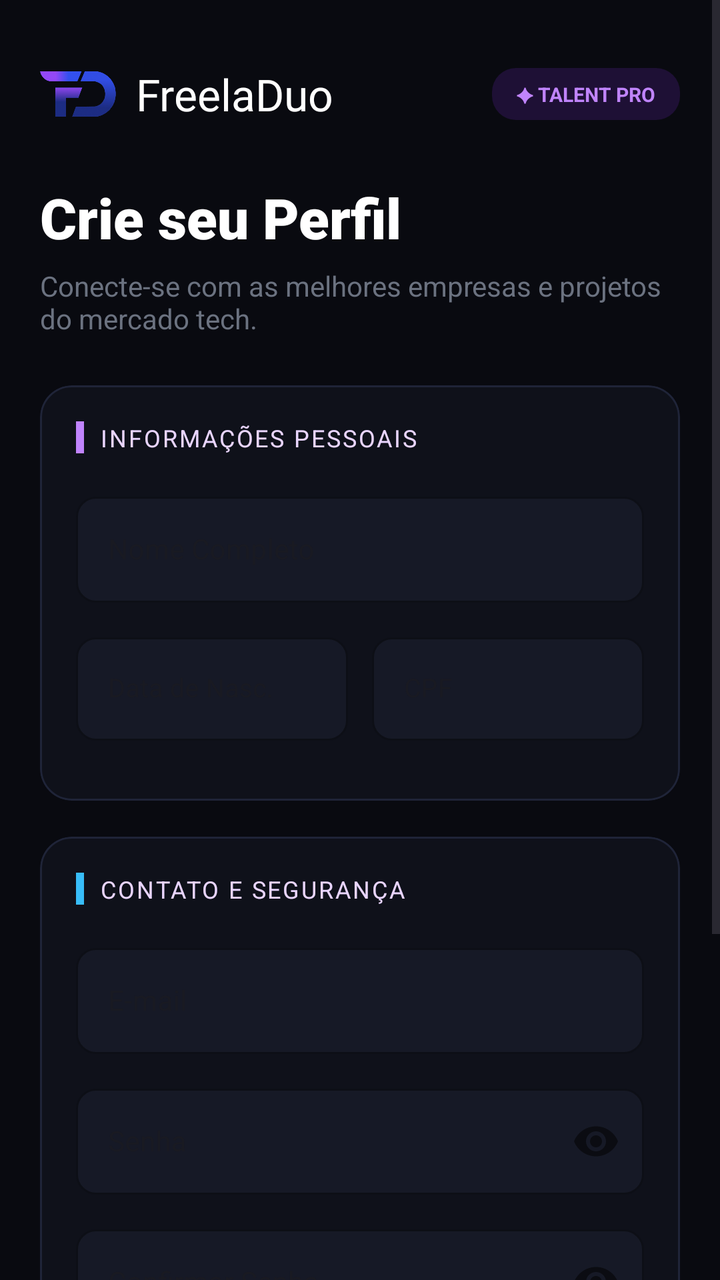
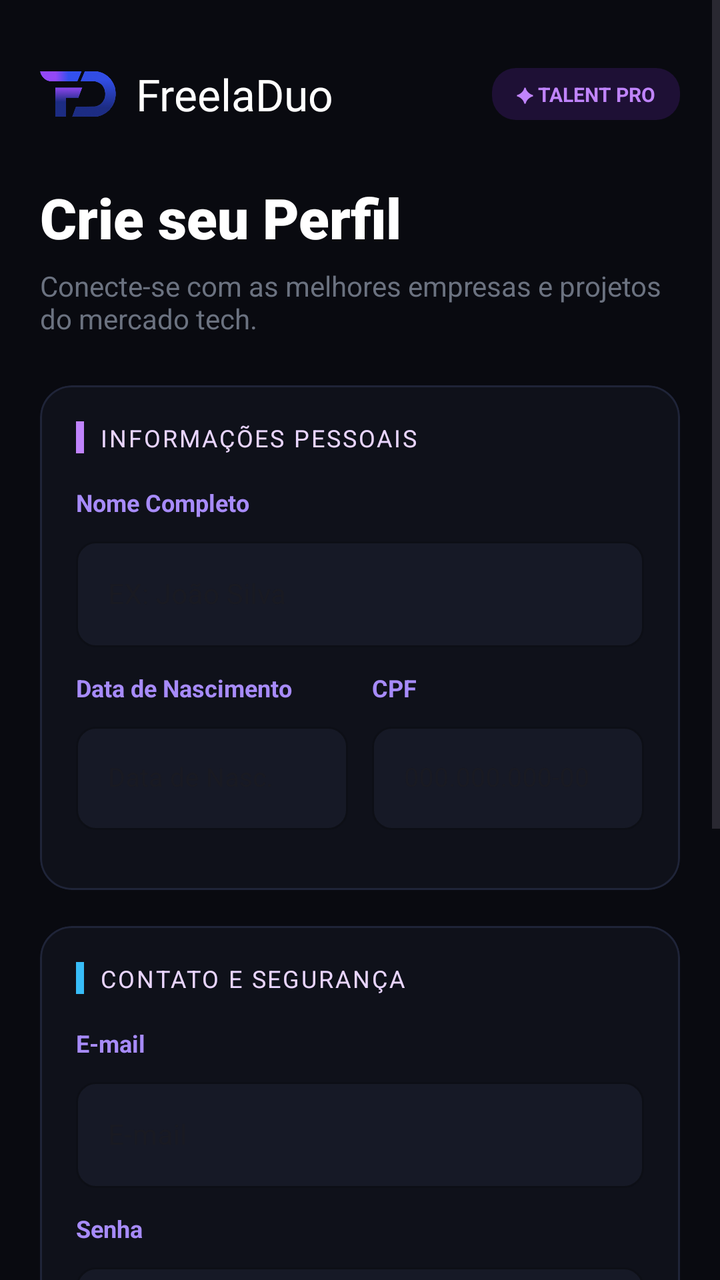

Compare the two renders of this Android layout. The source of the first and the diff that turns it into the second are given below.
<!-- AndroidManifest.xml: application theme Theme.MyApplication -->
<!-- res/layout/activity_register_freelance.xml -->
<?xml version="1.0" encoding="utf-8"?>
<ScrollView xmlns:android="http://schemas.android.com/apk/res/android"
    xmlns:app="http://schemas.android.com/apk/res-auto"
    xmlns:tools="http://schemas.android.com/tools"
    android:layout_width="match_parent"
    android:layout_height="match_parent"
    android:background="#090A10"
    android:fillViewport="true"
    tools:ignore="HardcodedText">

    <LinearLayout
        android:layout_width="match_parent"
        android:layout_height="wrap_content"
        android:orientation="vertical"
        android:paddingHorizontal="20dp"
        android:paddingTop="28dp"
        android:paddingBottom="36dp">

        
        <RelativeLayout
            android:layout_width="match_parent"
            android:layout_height="wrap_content"
            android:layout_marginBottom="24dp">

            <LinearLayout
                android:layout_width="wrap_content"
                android:layout_height="wrap_content"
                android:layout_alignParentStart="true"
                android:layout_centerVertical="true"
                android:gravity="center_vertical"
                android:orientation="horizontal">

                <ImageView
                    android:layout_width="38dp"
                    android:layout_height="38dp"
                    android:importantForAccessibility="no"
                    android:scaleType="fitCenter"
                    android:src="@drawable/logo" />

                <TextView
                    android:layout_width="wrap_content"
                    android:layout_height="wrap_content"
                    android:layout_marginStart="10dp"
                    android:fontFamily="@font/prociono_regular"
                    android:text="FreelaDuo"
                    android:textColor="#FFFFFF"
                    android:textSize="22sp" />
            </LinearLayout>

            <TextView
                android:layout_width="wrap_content"
                android:layout_height="wrap_content"
                android:layout_alignParentEnd="true"
                android:layout_centerVertical="true"
                android:background="@drawable/bg_badge_talent"
                android:paddingHorizontal="12dp"
                android:paddingVertical="6dp"
                android:text="✦ TALENT PRO"
                android:textColor="#C084FC"
                android:textSize="10sp"
                android:textStyle="bold" />
        </RelativeLayout>

        <TextView
            android:id="@+id/txtTitle"
            android:layout_width="wrap_content"
            android:layout_height="wrap_content"
            android:fontFamily="sans-serif-black"
            android:text="Crie seu Perfil"
            android:textColor="#FFFFFF"
            android:textSize="28sp" />

        <TextView
            android:id="@+id/txtSubtitle"
            android:layout_width="wrap_content"
            android:layout_height="wrap_content"
            android:layout_marginTop="6dp"
            android:layout_marginBottom="24dp"
            android:fontFamily="sans-serif"
            android:text="Conecte-se com as melhores empresas e projetos do mercado tech."
            android:textColor="#6B7280"
            android:textSize="14sp" />

        
        <com.google.android.material.card.MaterialCardView
            android:layout_width="match_parent"
            android:layout_height="wrap_content"
            android:layout_marginBottom="18dp"
            app:cardBackgroundColor="#0F111A"
            app:cardCornerRadius="16dp"
            app:cardElevation="0dp"
            app:strokeColor="#1F2438"
            app:strokeWidth="1dp">

            <LinearLayout
                android:layout_width="match_parent"
                android:layout_height="wrap_content"
                android:orientation="vertical"
                android:padding="18dp">

                <LinearLayout
                    android:layout_width="match_parent"
                    android:layout_height="wrap_content"
                    android:layout_marginBottom="16dp"
                    android:gravity="center_vertical"
                    android:orientation="horizontal">

                    <View
                        android:layout_width="4dp"
                        android:layout_height="16dp"
                        android:background="#C084FC" />

                    <TextView
                        android:layout_width="wrap_content"
                        android:layout_height="wrap_content"
                        android:layout_marginStart="8dp"
                        android:fontFamily="sans-serif-bold"
                        android:letterSpacing="0.08"
                        android:text="INFORMAÇÕES PESSOAIS"
                        android:textColor="#E9D5FF"
                        android:textSize="12sp" />
                </LinearLayout>

                
                <com.google.android.material.textfield.TextInputLayout
                    style="@style/Widget.MaterialComponents.TextInputLayout.OutlinedBox"
                    android:layout_width="match_parent"
                    android:layout_height="wrap_content"
                    android:layout_marginBottom="12dp"
                    android:hint="Nome Completo"
                    app:boxBackgroundColor="#161926"
                    app:boxCornerRadiusBottomEnd="10dp"
                    app:boxCornerRadiusBottomStart="10dp"
                    app:boxCornerRadiusTopEnd="10dp"
                    app:boxCornerRadiusTopStart="10dp"
                    app:boxStrokeColor="#2A304D"
                    app:hintTextColor="#A78BFA">

                    <com.google.android.material.textfield.TextInputEditText
                        android:id="@+id/edtFreelancerName"
                        android:layout_width="match_parent"
                        android:layout_height="wrap_content"
                        android:inputType="textPersonName"
                        android:textColor="#FFFFFF"
                        android:textSize="14sp" />
                </com.google.android.material.textfield.TextInputLayout>

                
                <LinearLayout
                    android:layout_width="match_parent"
                    android:layout_height="wrap_content"
                    android:layout_marginBottom="12dp"
                    android:baselineAligned="false"
                    android:orientation="horizontal">

                    <com.google.android.material.textfield.TextInputLayout
                        style="@style/Widget.MaterialComponents.TextInputLayout.OutlinedBox"
                        android:layout_width="0dp"
                        android:layout_height="wrap_content"
                        android:layout_marginEnd="6dp"
                        android:layout_weight="1"
                        android:hint="Data de Nasc."
                        app:boxBackgroundColor="#161926"
                        app:boxCornerRadiusBottomEnd="10dp"
                        app:boxCornerRadiusBottomStart="10dp"
                        app:boxCornerRadiusTopEnd="10dp"
                        app:boxCornerRadiusTopStart="10dp"
                        app:boxStrokeColor="#2A304D"
                        app:hintTextColor="#A78BFA">

                        <com.google.android.material.textfield.TextInputEditText
                            android:id="@+id/edtBirthDate"
                            android:layout_width="match_parent"
                            android:layout_height="wrap_content"
                            android:focusable="false"
                            android:inputType="none"
                            android:textColor="#FFFFFF"
                            android:textSize="13sp" />
                    </com.google.android.material.textfield.TextInputLayout>

                    <com.google.android.material.textfield.TextInputLayout
                        style="@style/Widget.MaterialComponents.TextInputLayout.OutlinedBox"
                        android:layout_width="0dp"
                        android:layout_height="wrap_content"
                        android:layout_marginStart="6dp"
                        android:layout_weight="1"
                        android:hint="CPF"
                        app:boxBackgroundColor="#161926"
                        app:boxCornerRadiusBottomEnd="10dp"
                        app:boxCornerRadiusBottomStart="10dp"
                        app:boxCornerRadiusTopEnd="10dp"
                        app:boxCornerRadiusTopStart="10dp"
                        app:boxStrokeColor="#2A304D"
                        app:hintTextColor="#A78BFA">

                        <com.google.android.material.textfield.TextInputEditText
                            android:id="@+id/edtCPF"
                            android:layout_width="match_parent"
                            android:layout_height="wrap_content"
                            android:inputType="number"
                            android:maxLength="14"
                            android:textColor="#FFFFFF"
                            android:textSize="13sp" />
                    </com.google.android.material.textfield.TextInputLayout>
                </LinearLayout>
            </LinearLayout>
        </com.google.android.material.card.MaterialCardView>

        
        <com.google.android.material.card.MaterialCardView
            android:layout_width="match_parent"
            android:layout_height="wrap_content"
            android:layout_marginBottom="18dp"
            app:cardBackgroundColor="#0F111A"
            app:cardCornerRadius="16dp"
            app:cardElevation="0dp"
            app:strokeColor="#1F2438"
            app:strokeWidth="1dp">

            <LinearLayout
                android:layout_width="match_parent"
                android:layout_height="wrap_content"
                android:orientation="vertical"
                android:padding="18dp">

                <LinearLayout
                    android:layout_width="match_parent"
                    android:layout_height="wrap_content"
                    android:layout_marginBottom="16dp"
                    android:gravity="center_vertical"
                    android:orientation="horizontal">

                    <View
                        android:layout_width="4dp"
                        android:layout_height="16dp"
                        android:background="#38BDF8" />

                    <TextView
                        android:layout_width="wrap_content"
                        android:layout_height="wrap_content"
                        android:layout_marginStart="8dp"
                        android:fontFamily="sans-serif-bold"
                        android:letterSpacing="0.08"
                        android:text="CONTATO E SEGURANÇA"
                        android:textColor="#E9D5FF"
                        android:textSize="12sp" />
                </LinearLayout>

                
                <com.google.android.material.textfield.TextInputLayout
                    style="@style/Widget.MaterialComponents.TextInputLayout.OutlinedBox"
                    android:layout_width="match_parent"
                    android:layout_height="wrap_content"
                    android:layout_marginBottom="12dp"
                    android:hint="E-mail"
                    app:boxBackgroundColor="#161926"
                    app:boxCornerRadiusBottomEnd="10dp"
                    app:boxCornerRadiusBottomStart="10dp"
                    app:boxCornerRadiusTopEnd="10dp"
                    app:boxCornerRadiusTopStart="10dp"
                    app:boxStrokeColor="#2A304D"
                    app:hintTextColor="#A78BFA">

                    <com.google.android.material.textfield.TextInputEditText
                        android:id="@+id/edtEmail"
                        android:layout_width="match_parent"
                        android:layout_height="wrap_content"
                        android:inputType="textEmailAddress"
                        android:textColor="#FFFFFF"
                        android:textSize="14sp" />
                </com.google.android.material.textfield.TextInputLayout>

                
                <com.google.android.material.textfield.TextInputLayout
                    style="@style/Widget.MaterialComponents.TextInputLayout.OutlinedBox"
                    android:layout_width="match_parent"
                    android:layout_height="wrap_content"
                    android:layout_marginBottom="12dp"
                    android:hint="Senha"
                    app:boxBackgroundColor="#161926"
                    app:boxCornerRadiusBottomEnd="10dp"
                    app:boxCornerRadiusBottomStart="10dp"
                    app:boxCornerRadiusTopEnd="10dp"
                    app:boxCornerRadiusTopStart="10dp"
                    app:boxStrokeColor="#2A304D"
                    app:hintTextColor="#A78BFA"
                    app:passwordToggleEnabled="true">

                    <com.google.android.material.textfield.TextInputEditText
                        android:id="@+id/edtPassword"
                        android:layout_width="match_parent"
                        android:layout_height="wrap_content"
                        android:inputType="textPassword"
                        android:textColor="#FFFFFF"
                        android:textSize="14sp" />
                </com.google.android.material.textfield.TextInputLayout>

                
                <com.google.android.material.textfield.TextInputLayout
                    style="@style/Widget.MaterialComponents.TextInputLayout.OutlinedBox"
                    android:layout_width="match_parent"
                    android:layout_height="wrap_content"
                    android:layout_marginBottom="12dp"
                    android:hint="Confirmar Senha"
                    app:boxBackgroundColor="#161926"
                    app:boxCornerRadiusBottomEnd="10dp"
                    app:boxCornerRadiusBottomStart="10dp"
                    app:boxCornerRadiusTopEnd="10dp"
                    app:boxCornerRadiusTopStart="10dp"
                    app:boxStrokeColor="#2A304D"
                    app:hintTextColor="#A78BFA"
                    app:passwordToggleEnabled="true">

                    <com.google.android.material.textfield.TextInputEditText
                        android:id="@+id/edtConfirmPassword"
                        android:layout_width="match_parent"
                        android:layout_height="wrap_content"
                        android:inputType="textPassword"
                        android:textColor="#FFFFFF"
                        android:textSize="14sp" />
                </com.google.android.material.textfield.TextInputLayout>

                
                <TextView
                    android:id="@+id/txtRuleLength"
                    android:layout_width="wrap_content"
                    android:layout_height="wrap_content"
                    android:text="• Mínimo de 8 caracteres"
                    android:textColor="#F44336"
                    android:textSize="12sp" />

                <TextView
                    android:id="@+id/txtRuleUppercase"
                    android:layout_width="wrap_content"
                    android:layout_height="wrap_content"
                    android:text="• Pelo menos 1 letra maiúscula"
                    android:textColor="#F44336"
                    android:textSize="12sp" />

                <TextView
                    android:id="@+id/txtRuleNumber"
                    android:layout_width="wrap_content"
                    android:layout_height="wrap_content"
                    android:text="• Pelo menos 1 número"
                    android:textColor="#F44336"
                    android:textSize="12sp" />

                <TextView
                    android:id="@+id/txtRuleSpecialChar"
                    android:layout_width="wrap_content"
                    android:layout_height="wrap_content"
                    android:text="• Pelo menos 1 caractere especial"
                    android:textColor="#F44336"
                    android:textSize="12sp" />

            </LinearLayout>
        </com.google.android.material.card.MaterialCardView>

        
        <com.google.android.material.button.MaterialButton
            android:id="@+id/btnRegisterFreelancer"
            android:layout_width="match_parent"
            android:layout_height="52dp"
            android:layout_marginTop="8dp"
            android:text="FINALIZAR CADASTRO"
            android:textColor="#FFFFFF"
            app:backgroundTint="#8B5CF6"
            app:cornerRadius="10dp" />

    </LinearLayout>
</ScrollView>
<!-- resources referenced by this layout -->
<resources>
  <!-- drawable bg_badge_talent (drawable) -->
  <?xml version="1.0" encoding="utf-8"?>
  <shape xmlns:android="http://schemas.android.com/apk/res/android"
         android:shape="rectangle">
      <solid android:color="#1E1035" />
      <corners android:radius="12dp" />
  </shape>
  <!-- drawable logo: png bitmap (drawable, 67290 bytes) -->
  <style name="Theme.MyApplication" parent="Base.Theme.MyApplication" />
  <style name="Base.Theme.MyApplication" parent="Theme.Material3.DayNight.NoActionBar">
          
          
      </style>
</resources>

<!-- the commit's change to res/layout/activity_register_freelance.xml (unified diff, before → after) -->
@@ -122,12 +122,21 @@
                 </LinearLayout>
 
                 
+                <TextView
+                    android:layout_width="wrap_content"
+                    android:layout_height="wrap_content"
+                    android:layout_marginBottom="6dp"
+                    android:text="Nome Completo"
+                    android:textColor="#A78BFA"
+                    android:textSize="12sp"
+                    android:textStyle="bold" />
+
                 <com.google.android.material.textfield.TextInputLayout
                     style="@style/Widget.MaterialComponents.TextInputLayout.OutlinedBox"
                     android:layout_width="match_parent"
                     android:layout_height="wrap_content"
                     android:layout_marginBottom="12dp"
-                    android:hint="Nome Completo"
+                    android:hint="EX: João Silva"
                     app:boxBackgroundColor="#161926"
                     app:boxCornerRadiusBottomEnd="10dp"
                     app:boxCornerRadiusBottomStart="10dp"
@@ -153,55 +162,85 @@
                     android:baselineAligned="false"
                     android:orientation="horizontal">
 
-                    <com.google.android.material.textfield.TextInputLayout
-                        style="@style/Widget.MaterialComponents.TextInputLayout.OutlinedBox"
+                    <LinearLayout
                         android:layout_width="0dp"
                         android:layout_height="wrap_content"
                         android:layout_marginEnd="6dp"
                         android:layout_weight="1"
-                        android:hint="Data de Nasc."
-                        app:boxBackgroundColor="#161926"
-                        app:boxCornerRadiusBottomEnd="10dp"
-                        app:boxCornerRadiusBottomStart="10dp"
-                        app:boxCornerRadiusTopEnd="10dp"
-                        app:boxCornerRadiusTopStart="10dp"
-                        app:boxStrokeColor="#2A304D"
-                        app:hintTextColor="#A78BFA">
-
-                        <com.google.android.material.textfield.TextInputEditText
-                            android:id="@+id/edtBirthDate"
+                        android:orientation="vertical">
+
+                        <TextView
+                            android:layout_width="wrap_content"
+                            android:layout_height="wrap_content"
+                            android:layout_marginBottom="6dp"
+                            android:text="Data de Nascimento"
+                            android:textColor="#A78BFA"
+                            android:textSize="12sp"
+                            android:textStyle="bold" />
+
+                        <com.google.android.material.textfield.TextInputLayout
+                            style="@style/Widget.MaterialComponents.TextInputLayout.OutlinedBox"
                             android:layout_width="match_parent"
                             android:layout_height="wrap_content"
-                            android:focusable="false"
-                            android:inputType="none"
-                            android:textColor="#FFFFFF"
-                            android:textSize="13sp" />
-                    </com.google.android.material.textfield.TextInputLayout>
-
-                    <com.google.android.material.textfield.TextInputLayout
-                        style="@style/Widget.MaterialComponents.TextInputLayout.OutlinedBox"
+                            android:hint="Data de Nasc."
+                            app:boxBackgroundColor="#161926"
+                            app:boxCornerRadiusBottomEnd="10dp"
+                            app:boxCornerRadiusBottomStart="10dp"
+                            app:boxCornerRadiusTopEnd="10dp"
+                            app:boxCornerRadiusTopStart="10dp"
+                            app:boxStrokeColor="#2A304D"
+                            app:hintTextColor="#A78BFA">
+
+                            <com.google.android.material.textfield.TextInputEditText
+                                android:id="@+id/edtBirthDate"
+                                android:layout_width="match_parent"
+                                android:layout_height="wrap_content"
+                                android:focusable="false"
+                                android:inputType="none"
+                                android:textColor="#FFFFFF"
+                                android:textSize="13sp" />
+                        </com.google.android.material.textfield.TextInputLayout>
+                    </LinearLayout>
+
+                    <LinearLayout
                         android:layout_width="0dp"
                         android:layout_height="wrap_content"
                         android:layout_marginStart="6dp"
                         android:layout_weight="1"
-                        android:hint="CPF"
-                        app:boxBackgroundColor="#161926"
-                        app:boxCornerRadiusBottomEnd="10dp"
-                        app:boxCornerRadiusBottomStart="10dp"
-                        app:boxCornerRadiusTopEnd="10dp"
-                        app:boxCornerRadiusTopStart="10dp"
-                        app:boxStrokeColor="#2A304D"
-                        app:hintTextColor="#A78BFA">
-
-                        <com.google.android.material.textfield.TextInputEditText
-                            android:id="@+id/edtCPF"
+                        android:orientation="vertical">
+
+                        <TextView
+                            android:layout_width="wrap_content"
+                            android:layout_height="wrap_content"
+                            android:layout_marginBottom="6dp"
+                            android:text="CPF"
+                            android:textColor="#A78BFA"
+                            android:textSize="12sp"
+                            android:textStyle="bold" />
+
+                        <com.google.android.material.textfield.TextInputLayout
+                            style="@style/Widget.MaterialComponents.TextInputLayout.OutlinedBox"
                             android:layout_width="match_parent"
                             android:layout_height="wrap_content"
-                            android:inputType="number"
-                            android:maxLength="14"
-                            android:textColor="#FFFFFF"
-                            android:textSize="13sp" />
-                    </com.google.android.material.textfield.TextInputLayout>
+                            android:hint="000.000.000-00"
+                            app:boxBackgroundColor="#161926"
+                            app:boxCornerRadiusBottomEnd="10dp"
+                            app:boxCornerRadiusBottomStart="10dp"
+                            app:boxCornerRadiusTopEnd="10dp"
+                            app:boxCornerRadiusTopStart="10dp"
+                            app:boxStrokeColor="#2A304D"
+                            app:hintTextColor="#A78BFA">
+
+                            <com.google.android.material.textfield.TextInputEditText
+                                android:id="@+id/edtCPF"
+                                android:layout_width="match_parent"
+                                android:layout_height="wrap_content"
+                                android:inputType="number"
+                                android:maxLength="14"
+                                android:textColor="#FFFFFF"
+                                android:textSize="13sp" />
+                        </com.google.android.material.textfield.TextInputLayout>
+                    </LinearLayout>
                 </LinearLayout>
             </LinearLayout>
         </com.google.android.material.card.MaterialCardView>
@@ -247,6 +286,15 @@
                 </LinearLayout>
 
                 
+                <TextView
+                    android:layout_width="wrap_content"
+                    android:layout_height="wrap_content"
+                    android:layout_marginBottom="6dp"
+                    android:text="E-mail"
+                    android:textColor="#A78BFA"
+                    android:textSize="12sp"
+                    android:textStyle="bold" />
+
                 <com.google.android.material.textfield.TextInputLayout
                     style="@style/Widget.MaterialComponents.TextInputLayout.OutlinedBox"
                     android:layout_width="match_parent"
@@ -271,6 +319,15 @@
                 </com.google.android.material.textfield.TextInputLayout>
 
                 
+                <TextView
+                    android:layout_width="wrap_content"
+                    android:layout_height="wrap_content"
+                    android:layout_marginBottom="6dp"
+                    android:text="Senha"
+                    android:textColor="#A78BFA"
+                    android:textSize="12sp"
+                    android:textStyle="bold" />
+
                 <com.google.android.material.textfield.TextInputLayout
                     style="@style/Widget.MaterialComponents.TextInputLayout.OutlinedBox"
                     android:layout_width="match_parent"
@@ -296,6 +353,15 @@
                 </com.google.android.material.textfield.TextInputLayout>
 
                 
+                <TextView
+                    android:layout_width="wrap_content"
+                    android:layout_height="wrap_content"
+                    android:layout_marginBottom="6dp"
+                    android:text="Confirmar Senha"
+                    android:textColor="#A78BFA"
+                    android:textSize="12sp"
+                    android:textStyle="bold" />
+
                 <com.google.android.material.textfield.TextInputLayout
                     style="@style/Widget.MaterialComponents.TextInputLayout.OutlinedBox"
                     android:layout_width="match_parent"
